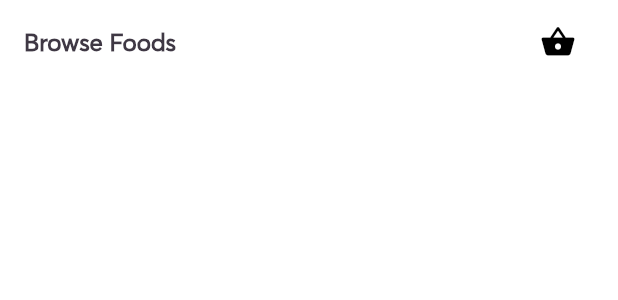
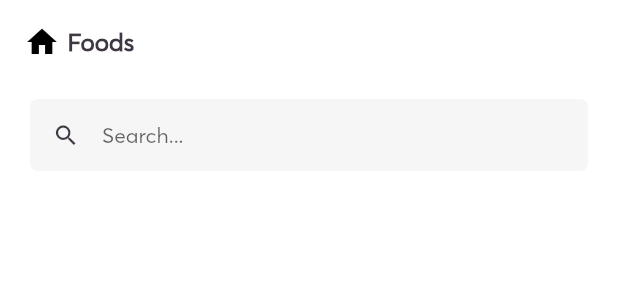
Before and after one commit to mnnlthmpsn/rykMobApp, a Flutter app: the Foods widget shown alone on an empty page, opened directly, on a phone screen of 412 x 824 dp. Shown: the top 300 px of the screen. Run offline on Flutter 3.47's test engine with Material 2 defaults, Android fonts, the phone set to English and light mode, and no system bars; our stand-ins replace animated_splash_screen, bot_toast, cached_network_image, flutter_bloc, flutter_dotenv, introduction_screen and 2 more; missing offline and left inert: google_place, number_inc_dec; accounts and stored records are empty; network calls fail.

Commit message:
search bar

```diff
--- a/lib/bloc/favorite_bloc.dart
+++ b/lib/bloc/favorite_bloc.dart
@@ -23,8 +23,7 @@ class FavoriteBloc extends Bloc<FavoriteEvent, FavoriteState> {
     });
 
     on<DeleteFavorite>((event, emit) async {
-      Favorite favorite = await favoriteRepo.deleteFavorite(event.favoriteID);
-      print(favorite.id);
+      await favoriteRepo.deleteFavorite(event.favoriteID);
     });
   }
 }
--- a/lib/bloc/food_bloc.dart
+++ b/lib/bloc/food_bloc.dart
@@ -17,5 +17,9 @@ class FoodBloc extends Bloc<FoodEvent, FoodState> {
     on<SetSingleFood>((event, emit) async {
       emit(state.copyWith(food: event.food));
     });
+
+    on<SetFoods>((event, emit) async {
+      emit(state.copyWith(foods: event.foods));
+    });
   }
 }
--- a/lib/events/food_event.dart
+++ b/lib/events/food_event.dart
@@ -9,3 +9,10 @@ class SetSingleFood extends FoodEvent {
 
   SetSingleFood({required this.food});
 }
+
+
+class SetFoods extends FoodEvent {
+  final List<Food> foods;
+
+  SetFoods({ required this.foods });
+}
--- a/lib/screens/favorites/favorites.dart
+++ b/lib/screens/favorites/favorites.dart
@@ -15,7 +15,7 @@ class Favorites extends StatelessWidget {
   Widget _foodParent() {
     return NestedScrollView(
         headerSliverBuilder: (BuildContext context, bool isScrolled) {
-          return <Widget>[foodHeader(context, 'Browse Favorites')];
+          return <Widget>[foodHeader(context, 'Favorites', Icons.favorite)];
         },
         body: _foodBody());
   }
--- a/lib/screens/foods/components.dart
+++ b/lib/screens/foods/components.dart
@@ -91,6 +91,9 @@ Widget foodCard(BuildContext context, Food food, String category, fid) {
                           context
                               .read<FavoriteBloc>()
                               .add(DeleteFavorite(favoriteID: fid));
+                          context.read<FavoriteBloc>().add(GetAllFavorites(
+                              custEmail:
+                                  context.read<CustomerBloc>().state.email));
                         },
                         icon: const Icon(Icons.close),
                         color: Colors.white,
@@ -106,9 +109,7 @@ Widget foodCard(BuildContext context, Food food, String category, fid) {
 }
 
 Widget _foodImage(context, Food food) {
-  return Hero(
-    tag: food.name,
-    child: Container(
+  return Container(
     width: MediaQuery.of(context).size.width,
     height: MediaQuery.of(context).size.width * .4,
     decoration: BoxDecoration(
@@ -118,7 +119,6 @@ Widget _foodImage(context, Food food) {
                 '${food.image['data']['attributes']['url']}'),
             // image: NetworkImage(food.image['data']['attributes']['url']),
             fit: BoxFit.cover)),
-    ),
   );
 }
 
@@ -130,32 +130,35 @@ Widget _foodDetails(context, Food food) {
       children: <Widget>[
         const SizedBox(height: 10),
         Text(food.name,
-            style: const TextStyle(fontSize: 14, fontWeight: FontWeight.bold)),
-        Text.rich(TextSpan(text: 'GHS ', children: <InlineSpan>[
+            style: const TextStyle(fontSize: 12, fontWeight: FontWeight.bold)),
+        Text.rich(TextSpan(
+            text: 'GHS ',
+            style: const TextStyle(fontSize: 11),
+            children: <InlineSpan>[
               TextSpan(
-              text: food.price.toString(), style: const TextStyle(fontSize: 13))
+                  text: food.price.toString(),
+                  style: const TextStyle(fontSize: 12))
             ]))
       ],
     ),
   );
 }
 
-Widget foodHeader(BuildContext context, String title) {
+Widget foodHeader(BuildContext context, String title, IconData icon) {
   return SliverAppBar(
     floating: true,
     pinned: true,
     automaticallyImplyLeading: false,
     elevation: .2,
     title: Row(
-      mainAxisAlignment: MainAxisAlignment.spaceBetween,
-      crossAxisAlignment: CrossAxisAlignment.center,
       children: <Widget>[
+        Icon(icon),
+        const SizedBox(width: 5),
         Text(title,
             style: const TextStyle(
                 fontSize: 16,
                 color: KColors.kTextColorDark,
-                fontWeight: FontWeight.bold)),
-        basket()
+                fontWeight: FontWeight.bold))
       ],
     ),
     backgroundColor: Colors.white,
@@ -164,5 +167,8 @@ Widget foodHeader(BuildContext context, String title) {
 }
 
 Widget basket() {
-  return IconButton(onPressed: () {}, icon: Icon(Icons.shopping_basket));
+  return IconButton(
+      onPressed: () {},
+      icon: const Icon(Icons.shopping_basket),
+      splashRadius: 25);
 }
--- a/lib/screens/foods/foods.dart
+++ b/lib/screens/foods/foods.dart
@@ -1,12 +1,22 @@
 import 'package:flutter/material.dart';
 import 'package:flutter_bloc/flutter_bloc.dart';
 import 'package:royalkitchen/bloc/food_bloc.dart';
+import 'package:royalkitchen/config/colors.dart';
+import 'package:royalkitchen/events/food_event.dart';
 import 'package:royalkitchen/models/food_model.dart';
 import 'package:royalkitchen/screens/foods/components.dart';
 import 'package:royalkitchen/states/food_state.dart';
 
-class Foods extends StatelessWidget {
+class Foods extends StatefulWidget {
   const Foods({Key? key}) : super(key: key);
+
+  @override
+  State<Foods> createState() => _FoodsState();
+}
+
+class _FoodsState extends State<Foods> {
+  List<Food> filteredFoods = [];
+  final TextEditingController _searchController = TextEditingController();
 
   @override
   Widget build(BuildContext context) {
@@ -16,22 +26,78 @@ class Foods extends StatelessWidget {
   Widget _foodParent() {
     return NestedScrollView(
         headerSliverBuilder: (BuildContext context, bool isScrolled) {
-          return <Widget>[foodHeader(context, 'Browse Foods')];
+          return <Widget>[foodHeader(context, 'Foods', Icons.home)];
         },
         body: _foodBody());
   }
 
   Widget _foodBody() {
+    return Column(
+      children: <Widget>[
+        _buildSearch(context),
+        Expanded(
+          child: _searchController.text.isNotEmpty && filteredFoods.isEmpty
+              ? const Center(child: Text('No foods found'))
+              : _renderFood(),
+        ),
+      ],
+    );
+  }
+
+  Widget _buildSearch(BuildContext context) {
+    return Padding(
+      padding: const EdgeInsets.symmetric(horizontal: 20, vertical: 10),
+      child: SizedBox(
+          height: 50,
+          child: TextField(
+            controller: _searchController,
+            onChanged: (text) {
+              text = text.toLowerCase();
+              List<Food> allFoods = [...context.read<FoodBloc>().state.foods];
+
+              setState(() {
+                filteredFoods = allFoods.where((food) {
+                  var foodTitle = food.name.toLowerCase();
+                  return foodTitle.contains(text);
+                }).toList();
+              });
+            },
+            decoration: InputDecoration(
+                hintText: 'Search...',
+                suffixIcon: _searchController.text.isNotEmpty
+                    ? IconButton(
+                  splashRadius: 20,
+                        onPressed: () => _searchController.text = '',
+                        icon: const Icon(
+                          Icons.clear,
+                          size: 18,
+                          color: KColors.kTextColorDark,
+                        ))
+                    : null,
+                prefixIcon: const Icon(Icons.search,
+                    size: 18, color: KColors.kTextColorDark),
+                contentPadding: const EdgeInsets.only(bottom: 50 / 2)),
+            style: const TextStyle(fontSize: 14, color: KColors.kTextColorDark),
+          )),
+    );
+  }
+
+  Widget _renderFood() {
     return BlocBuilder<FoodBloc, FoodState>(
         builder: (BuildContext context, FoodState state) {
-      List<Food> foods = state.foods;
       return ListView.builder(
-          itemCount: foods.length,
+          itemCount: filteredFoods.isNotEmpty
+              ? filteredFoods.length
+              : state.foods.length,
           shrinkWrap: true,
           itemBuilder: (BuildContext context, int i) {
-            if (foods.isNotEmpty) {
-              return FoodCard(food: foods[i]);
+            if (filteredFoods.isNotEmpty) {
+              return FoodCard(food: filteredFoods[i]);
             }
+            if (state.foods.isNotEmpty) {
+              return FoodCard(food: state.foods[i]);
+            }
+
             return const Text('Error retrieving items');
           });
     });
```
Also changed, not shown: lib/repos/favorite_repo.dart (+3 -7 lines), lib/screens/foods/foodDetail.dart (+10 -14 lines), lib/screens/home/home.dart (+11 -4 lines), lib/screens/home/navbarItems.dart (+14 -27 lines), lib/screens/me/me.dart (added, +53 -0 lines). Lines whose indentation alone changed are shown as unchanged.
